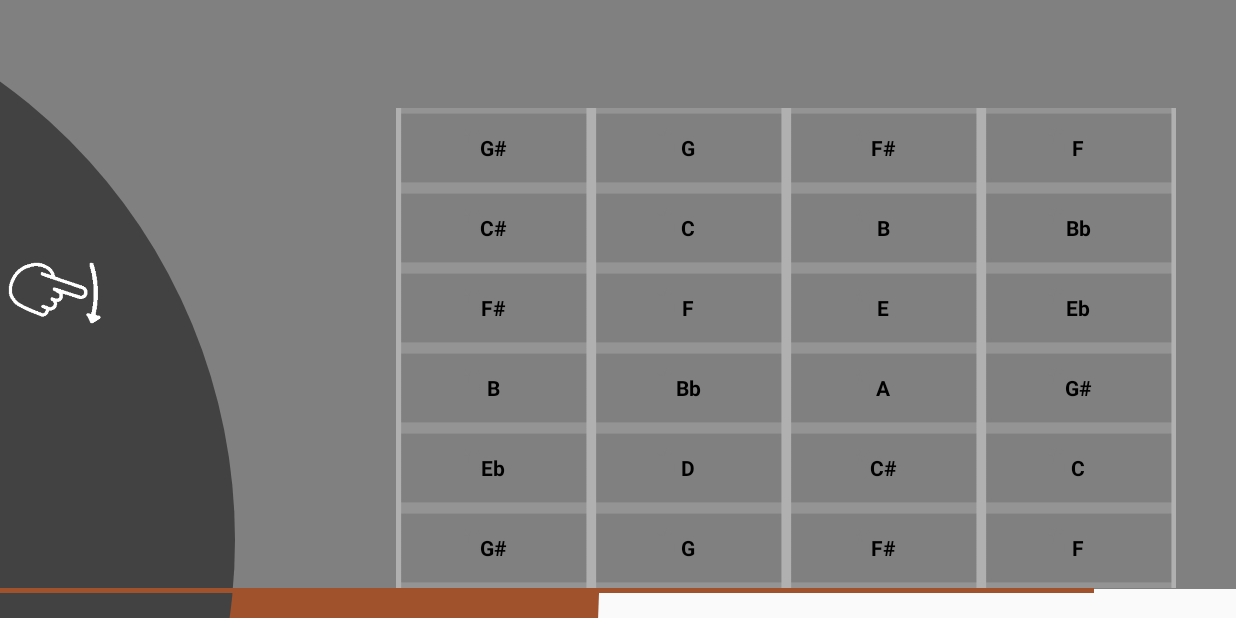
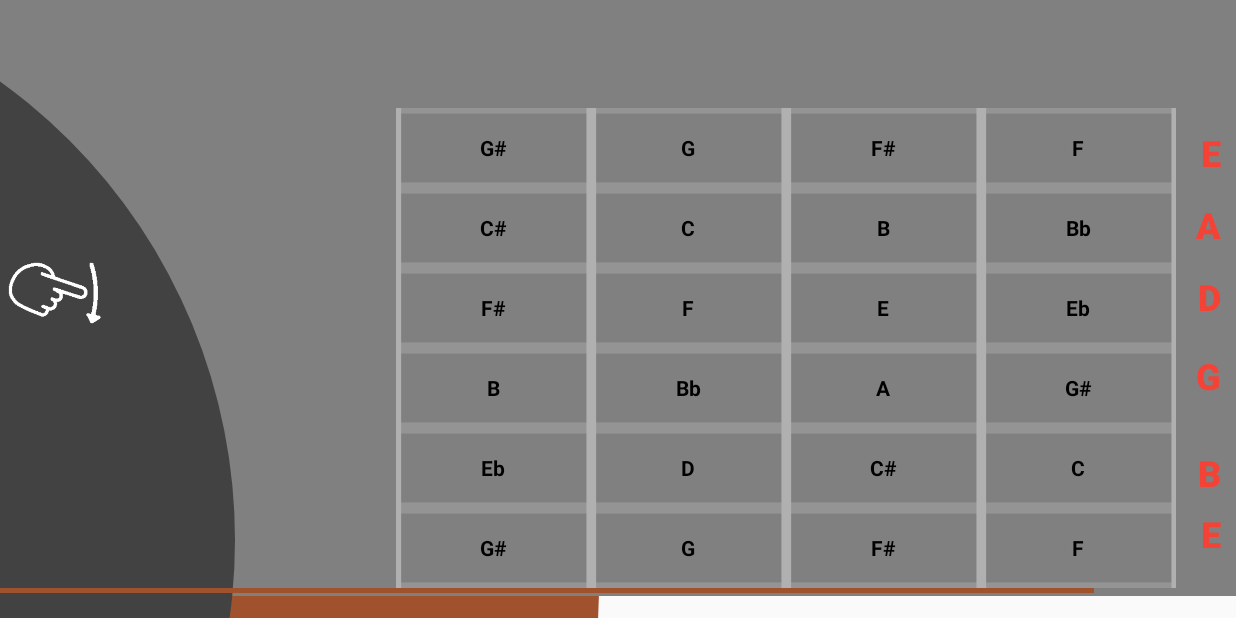
Before and after one commit to PaulTreanor/stringtheory-app, an Android app: the screen it shows after launch (MainActivity), on a phone screen of 824 x 412 dp (held sideways). Run offline under Robolectric (Android 15) with nearby library versions, the phone set to English and light mode, and no system bars.

Commit message:
added names of strings

```diff
--- a/code/String Theory - Fretboard/app/src/main/res/layout/activity_main.xml
+++ b/code/String Theory - Fretboard/app/src/main/res/layout/activity_main.xml
@@ -19,7 +19,7 @@
         android:id="@+id/fretboardBackground"
         android:layout_width="match_parent"
         android:layout_height="970px"
-        android:layout_marginBottom="20dp"
+        android:layout_marginBottom="15dp"
         android:background="#808080"
         android:elevation="0dp"
         app:layout_constraintBottom_toBottomOf="@+id/background"
@@ -297,10 +297,9 @@
         android:id="@+id/divider2"
         android:layout_width="729dp"
         android:layout_height="3dp"
+        android:background="#A0522D"
         app:layout_constraintTop_toBottomOf="@+id/btn23"
-        tools:layout_editor_absoluteX="1dp"
-        android:background = "#A0522D"
-        />
+        tools:layout_editor_absoluteX="57dp" />
 
     <ImageView
         android:id="@+id/swipe"
@@ -319,5 +318,83 @@
         android:onClick="playChord"
         ></com.paul.stringtheory_justplay.Views.strumArea>
 
+    <TextView
+        android:id="@+id/textView2"
+        android:layout_width="wrap_content"
+        android:layout_height="wrap_content"
+        android:layout_marginEnd="10dp"
+        android:layout_marginBottom="20dp"
+        android:fontFamily="sans-serif-black"
+        android:text="E"
+        android:textColor="#F44336"
+        android:textSize="24sp"
+        app:layout_constraintBottom_toTopOf="@+id/divider2"
+        app:layout_constraintEnd_toEndOf="@+id/guitarBody" />
+
+    <TextView
+        android:id="@+id/textView3"
+        android:layout_width="wrap_content"
+        android:layout_height="wrap_content"
+        android:layout_marginEnd="10dp"
+        android:layout_marginBottom="65dp"
+        android:fontFamily="sans-serif-black"
+        android:text="B"
+        android:textColor="#F44336"
+        android:textSize="24sp"
+        app:layout_constraintBottom_toBottomOf="@+id/fretboardBackground"
+        app:layout_constraintEnd_toEndOf="parent" />
+
+    <TextView
+        android:id="@+id/textView4"
+        android:layout_width="wrap_content"
+        android:layout_height="wrap_content"
+        android:layout_marginEnd="10dp"
+        android:layout_marginBottom="130dp"
+        android:fontFamily="sans-serif-black"
+        android:text="G"
+        android:textColor="#F44336"
+        android:textSize="24sp"
+        app:layout_constraintBottom_toBottomOf="@+id/fretboardBackground"
+        app:layout_constraintEnd_toEndOf="@+id/guitarBody" />
+
+    <TextView
+        android:id="@+id/textView5"
+        android:layout_width="wrap_content"
+        android:layout_height="wrap_content"
+        android:layout_marginEnd="10dp"
+        android:layout_marginBottom="20dp"
+        android:fontFamily="sans-serif-black"
+        android:text="D"
+        android:textColor="#F44336"
+        android:textSize="24sp"
+        app:layout_constraintBottom_toTopOf="@+id/textView4"
+        app:layout_constraintEnd_toEndOf="parent" />
+
+    <TextView
+        android:id="@+id/textView6"
+        android:layout_width="wrap_content"
+        android:layout_height="wrap_content"
+        android:layout_marginEnd="10dp"
+        android:layout_marginBottom="15dp"
+        android:fontFamily="sans-serif-black"
+        android:text="A"
+        android:textColor="#F44336"
+        android:textSize="24sp"
+        app:layout_constraintBottom_toTopOf="@+id/textView5"
+        app:layout_constraintEnd_toEndOf="@+id/guitarBody" />
+
+    <TextView
+        android:id="@+id/textView7"
+        android:layout_width="wrap_content"
+        android:layout_height="wrap_content"
+        android:layout_marginEnd="10dp"
+        android:layout_marginBottom="15dp"
+        android:fontFamily="sans-serif-black"
+        android:text="E"
+        android:textColor="#F44336"
+        android:textSize="24sp"
+        app:layout_constraintBottom_toTopOf="@+id/textView6"
+        app:layout_constraintEnd_toEndOf="@+id/guitarBody" />
+
 
 </androidx.constraintlayout.widget.ConstraintLayout>
```
